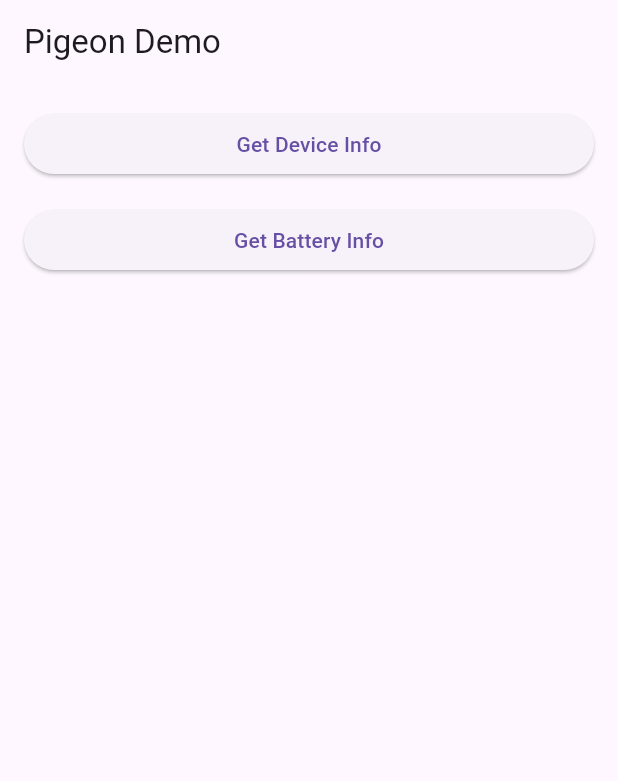
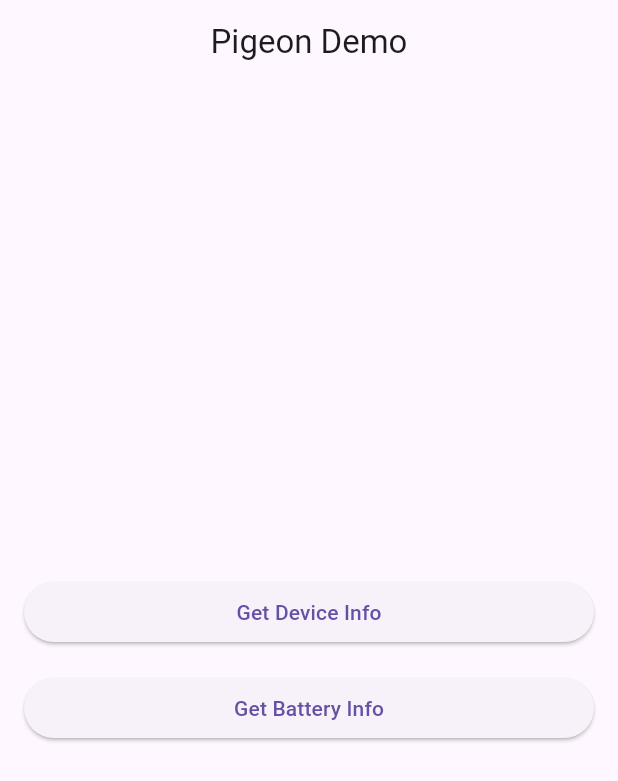
Before and after one commit to MinhDuc999/pigeon_git_action_demo, a Flutter app: the screen it shows after launch, on a phone screen of 412 x 824 dp. Shown: the top 781 px of the screen. Run offline on Flutter 3.47's test engine with Material 3 defaults, Android fonts, the phone set to English and light mode, and no system bars.

Commit message:
test_action_ui

```diff
--- a/lib/main.dart
+++ b/lib/main.dart
@@ -44,10 +44,11 @@ class _HomePageState extends State<HomePage> {
   @override
   Widget build(BuildContext context) {
     return Scaffold(
-      appBar: AppBar(title: const Text('Pigeon Demo')),
+      appBar: AppBar(title: const Text('Pigeon Demo'),centerTitle: true,),
       body: Padding(
         padding: const EdgeInsets.all(16),
         child: Column(
+          mainAxisAlignment: MainAxisAlignment.center,
           crossAxisAlignment: CrossAxisAlignment.stretch,
           children: [
             ElevatedButton(
```
